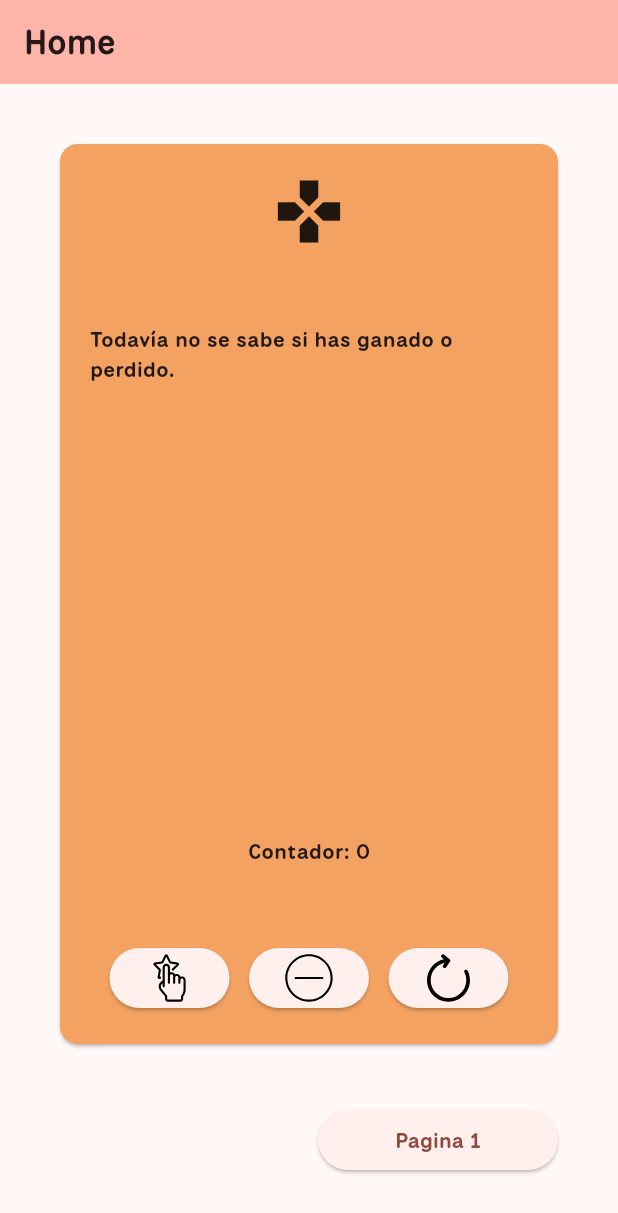
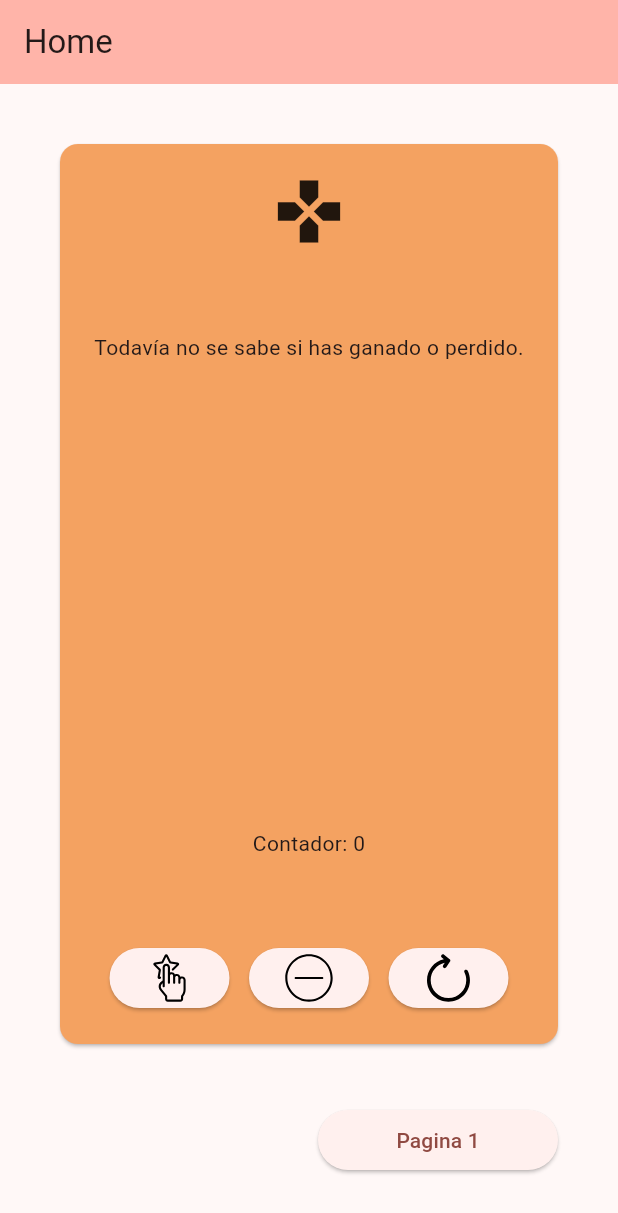
Before and after one commit to franopx/3479A321_2021479001, a Flutter app: the screen it shows after launch, on a phone screen of 412 x 824 dp. Shown: the top 1213 px of the screen. Run offline on Flutter 3.47's test engine with Material 3 defaults, Android fonts, the phone set to English and light mode, and no system bars; our stand-ins replace flutter_svg, logger.

Commit message:
change back to default font

```diff
--- a/lib/main.dart
+++ b/lib/main.dart
@@ -19,7 +19,6 @@ class MyApp extends StatelessWidget {
     return MaterialApp(
       title: 'Tap App',
       theme: ThemeData(
-        fontFamily: 'National Park',
         colorScheme: ColorScheme.fromSeed(seedColor: Colors.red),
         useMaterial3: true,
       ),
```
